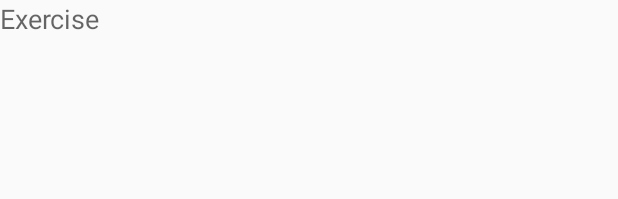
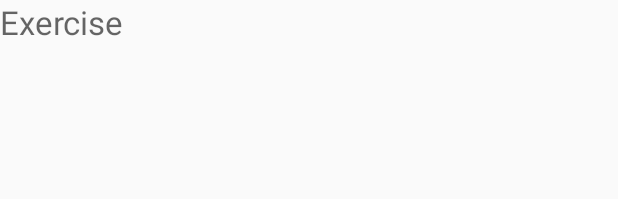
Before and after one commit to MarcellHarmaci/Fitary, an Android app: the layout list_item_exercise.xml on its own in the app's theme, with its tools: preview values and no code run, on a phone screen of 412 x 824 dp. Shown: the top 199 px of the screen. Run offline under Robolectric (Android 15) with nearby library versions, the phone set to English and light mode, and no system bars.

Commit message:
Implement long click action on exercise list

```diff
--- a/app/src/main/res/layout/list_item_exercise.xml
+++ b/app/src/main/res/layout/list_item_exercise.xml
@@ -4,14 +4,15 @@
     xmlns:android="http://schemas.android.com/apk/res/android"
     xmlns:app="http://schemas.android.com/apk/res-auto"
     android:layout_width="match_parent"
-    android:layout_height="wrap_content">
+    android:layout_height="wrap_content"
+    android:longClickable="true">
 
     <TextView
         android:id="@+id/tvExerciseName"
         android:layout_width="0dp"
         android:layout_height="wrap_content"
         android:hint="@string/exercise"
-        android:textSize="18sp"
+        android:textSize="22sp"
         android:maxLines="1"
         app:layout_constraintBottom_toBottomOf="parent"
         app:layout_constraintStart_toStartOf="parent"
@@ -22,7 +23,7 @@
         android:id="@+id/tvReps"
         android:layout_width="64dp"
         android:layout_height="wrap_content"
-        android:textSize="18sp"
+        android:textSize="22sp"
         android:gravity="end"
         app:layout_constraintBottom_toBottomOf="parent"
         app:layout_constraintEnd_toStartOf="@+id/tvScore"
@@ -32,7 +33,7 @@
         android:id="@+id/tvScore"
         android:layout_width="64dp"
         android:layout_height="wrap_content"
-        android:textSize="18sp"
+        android:textSize="22sp"
         android:gravity="end"
         app:layout_constraintBottom_toBottomOf="parent"
         app:layout_constraintEnd_toEndOf="parent"
```
Also changed, not shown: app/src/main/java/hu/bme/aut/fitary/ui/createWorkout/CreateWorkoutFragment.kt (+22 -1 lines), app/src/main/java/hu/bme/aut/fitary/ui/createWorkout/CreateWorkoutViewModel.kt (+19 -0 lines), app/src/main/java/hu/bme/aut/fitary/ui/createWorkout/adapter/ExerciseListAdapter.kt (+7 -3 lines), app/src/main/res/menu/exercise_context_menu.xml (added, +9 -0 lines).
